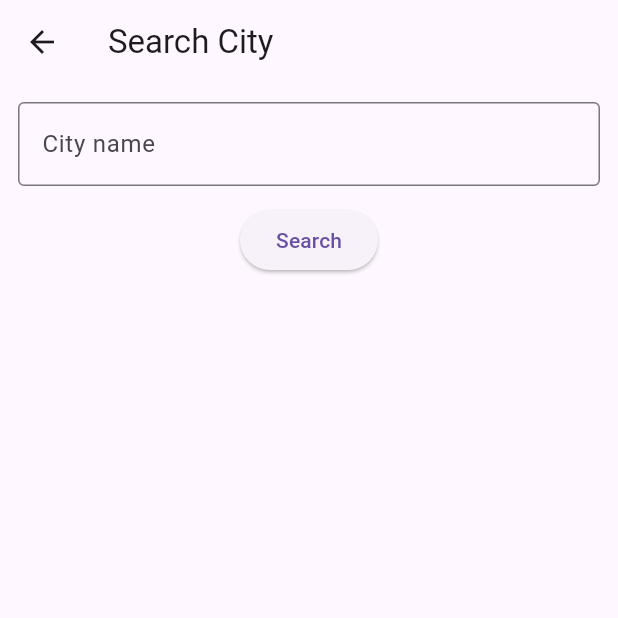
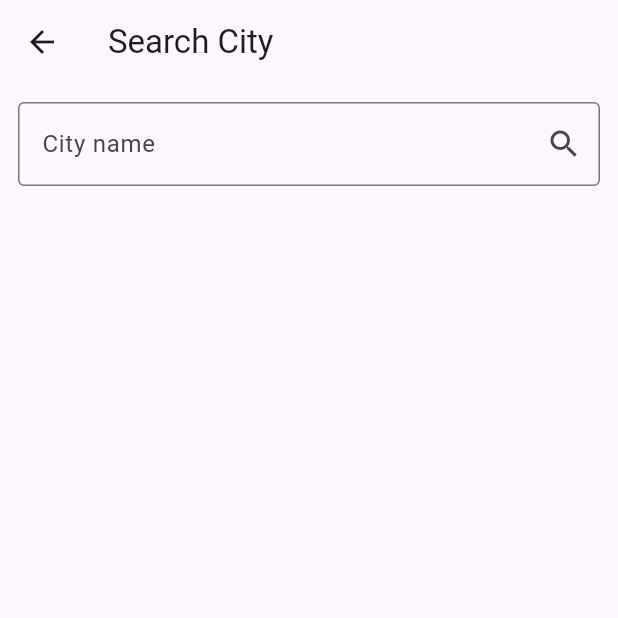
Before and after one commit to Ishini-Edirisinghe/weather_app, a Flutter app: the screen it shows after launch, after a tap on the "search" icon, on a phone screen of 412 x 824 dp, the top half of it. Run offline on Flutter 3.47's test engine with Material 3 defaults, Android fonts, the phone set to English and light mode, and no system bars; our stand-ins replace dio, fl_chart, geolocator, sqflite; accounts and stored records are empty.

Commit message:
search history

```diff
--- a/lib/data/datasources/local_datasource.dart
+++ b/lib/data/datasources/local_datasource.dart
@@ -4,6 +4,8 @@ import 'package:sqflite/sqflite.dart';
 class LocalDatasource {
   static const _dbName = 'weather_cache.db';
   static const _table = 'city_cache';
+  static const _historyTable = 'search_history'; // NEW TABLE
+
   Database? _db;
 
   Future<Database> _openDb() async {
@@ -13,14 +15,17 @@ class LocalDatasource {
 
     _db = await openDatabase(
       path,
-      version: 4, // Increment version
+      version: 5, // INCREMENT VERSION
       onCreate: (db, v) async {
         await _createTable(db);
+        await _createHistoryTable(db);
       },
       onUpgrade: (db, oldV, newV) async {
-        // Drop and recreate to ensure clean schema
+        // Drop and recreate tables to ensure schema is correct
         await db.execute('DROP TABLE IF EXISTS $_table');
+        await db.execute('DROP TABLE IF EXISTS $_historyTable');
         await _createTable(db);
+        await _createHistoryTable(db);
       },
     );
     return _db!;
@@ -33,8 +38,8 @@ class LocalDatasource {
         city TEXT UNIQUE,
         lat REAL,
         lon REAL,
-        country TEXT, -- New
-        state TEXT,   -- New
+        country TEXT,
+        state TEXT,
         json TEXT,
         updated_at INTEGER,
         is_favorite INTEGER DEFAULT 0
@@ -42,6 +47,50 @@ class LocalDatasource {
     ''');
   }
 
+  // NEW: Create History Table
+  Future<void> _createHistoryTable(Database db) async {
+    await db.execute('''
+      CREATE TABLE $_historyTable(
+        query TEXT PRIMARY KEY,
+        timestamp INTEGER
+      )
+    ''');
+  }
+
+  // NEW: Save search query
+  Future<void> saveSearchHistory(String query) async {
+    final db = await _openDb();
+
+    // 1. Insert or Update (moves to top if already exists)
+    await db.insert(_historyTable, {
+      'query': query,
+      'timestamp': DateTime.now().millisecondsSinceEpoch,
+    }, conflictAlgorithm: ConflictAlgorithm.replace);
+
+    // 2. Keep only last 5 items (Delete older ones)
+    // This SQL deletes all rows NOT in the top 5 newest
+    await db.execute('''
+      DELETE FROM $_historyTable
+      WHERE query NOT IN (
+        SELECT query FROM $_historyTable
+        ORDER BY timestamp DESC
+        LIMIT 5
+      )
+    ''');
+  }
+
+  // NEW: Get last 5 searches
+  Future<List<String>> getSearchHistory() async {
+    final db = await _openDb();
+    final result = await db.query(
+      _historyTable,
+      orderBy: 'timestamp DESC',
+      limit: 5,
+    );
+    return result.map((row) => row['query'] as String).toList();
+  }
+
+  // --- Existing Methods (Keep these) ---
   Future<void> cacheCity(
     String city,
     double lat,
@@ -51,8 +100,6 @@ class LocalDatasource {
     String json,
   ) async {
     final db = await _openDb();
-
-    // Preserve favorite status
     int isFav = 0;
     final existing = await db.query(
       _table,
@@ -60,10 +107,7 @@ class LocalDatasource {
       where: 'city = ?',
       whereArgs: [city],
     );
-
-    if (existing.isNotEmpty) {
-      isFav = existing.first['is_favorite'] as int? ?? 0;
-    }
+    if (existing.isNotEmpty) isFav = existing.first['is_favorite'] as int? ?? 0;
 
     await db.insert(_table, {
       'city': city,
@@ -99,3 +143,104 @@ class LocalDatasource {
     return db.query(_table, where: 'is_favorite = 1', orderBy: 'city ASC');
   }
 }
+// import 'package:path/path.dart';
+// import 'package:sqflite/sqflite.dart';
+
+// class LocalDatasource {
+//   static const _dbName = 'weather_cache.db';
+//   static const _table = 'city_cache';
+//   Database? _db;
+
+//   Future<Database> _openDb() async {
+//     if (_db != null) return _db!;
+//     final dbPath = await getDatabasesPath();
+//     final path = join(dbPath, _dbName);
+
+//     _db = await openDatabase(
+//       path,
+//       version: 4, // Increment version
+//       onCreate: (db, v) async {
+//         await _createTable(db);
+//       },
+//       onUpgrade: (db, oldV, newV) async {
+//         // Drop and recreate to ensure clean schema
+//         await db.execute('DROP TABLE IF EXISTS $_table');
+//         await _createTable(db);
+//       },
+//     );
+//     return _db!;
+//   }
+
+//   Future<void> _createTable(Database db) async {
+//     await db.execute('''
+//       CREATE TABLE $_table(
+//         id INTEGER PRIMARY KEY AUTOINCREMENT,
+//         city TEXT UNIQUE,
+//         lat REAL,
+//         lon REAL,
+//         country TEXT, -- New
+//         state TEXT,   -- New
+//         json TEXT,
+//         updated_at INTEGER,
+//         is_favorite INTEGER DEFAULT 0
+//       )
+//     ''');
+//   }
+
+//   Future<void> cacheCity(
+//     String city,
+//     double lat,
+//     double lon,
+//     String country,
+//     String state,
+//     String json,
+//   ) async {
+//     final db = await _openDb();
+
+//     // Preserve favorite status
+//     int isFav = 0;
+//     final existing = await db.query(
+//       _table,
+//       columns: ['is_favorite'],
+//       where: 'city = ?',
+//       whereArgs: [city],
+//     );
+
+//     if (existing.isNotEmpty) {
+//       isFav = existing.first['is_favorite'] as int? ?? 0;
+//     }
+
+//     await db.insert(_table, {
+//       'city': city,
+//       'lat': lat,
+//       'lon': lon,
+//       'country': country,
+//       'state': state,
+//       'json': json,
+//       'updated_at': DateTime.now().millisecondsSinceEpoch,
+//       'is_favorite': isFav,
+//     }, conflictAlgorithm: ConflictAlgorithm.replace);
+//   }
+
+//   Future<void> setFavorite(String city, bool isFavorite) async {
+//     final db = await _openDb();
+//     await db.update(
+//       _table,
+//       {'is_favorite': isFavorite ? 1 : 0},
+//       where: 'city = ?',
+//       whereArgs: [city],
+//     );
+//   }
+
+//   Future<Map<String, dynamic>?> getCachedCity(String city) async {
+//     final db = await _openDb();
+//     final rows = await db.query(_table, where: 'city = ?', whereArgs: [city]);
+//     if (rows.isEmpty) return null;
+//     return rows.first;
+//   }
+
+//   Future<List<Map<String, dynamic>>> getFavorites() async {
+//     final db = await _openDb();
+//     return db.query(_table, where: 'is_favorite = 1', orderBy: 'city ASC');
+//   }
+// }
--- a/lib/presentation/screens/search_screen.dart
+++ b/lib/presentation/screens/search_screen.dart
@@ -12,34 +12,136 @@ class _SearchScreenState extends State<SearchScreen> {
   final _ctrl = TextEditingController();
 
   @override
+  void initState() {
+    super.initState();
+    // Load search history when screen opens
+    Future.microtask(
+      () => Provider.of<WeatherViewModel>(
+        context,
+        listen: false,
+      ).loadSearchHistory(),
+    );
+  }
+
+  void _performSearch(String city) async {
+    if (city.isEmpty) return;
+    final vm = Provider.of<WeatherViewModel>(context, listen: false);
+    await vm.loadWeatherForCity(city);
+    if (mounted) Navigator.pop(context);
+  }
+
+  @override
   Widget build(BuildContext context) {
-    final vm = Provider.of<WeatherViewModel>(context, listen: false);
+    // Watch VM to update UI when history changes
+    final vm = Provider.of<WeatherViewModel>(context);
+
     return Scaffold(
       appBar: AppBar(title: const Text('Search City')),
       body: Padding(
         padding: const EdgeInsets.all(12.0),
         child: Column(
+          crossAxisAlignment: CrossAxisAlignment.start,
           children: [
+            // Search Input
             TextField(
               controller: _ctrl,
-              decoration: const InputDecoration(
+              decoration: InputDecoration(
                 labelText: 'City name',
-                border: OutlineInputBorder(),
+                border: const OutlineInputBorder(),
+                suffixIcon: IconButton(
+                  icon: const Icon(Icons.search),
+                  onPressed: () => _performSearch(_ctrl.text.trim()),
+                ),
               ),
+              onSubmitted: (val) => _performSearch(val.trim()),
             ),
-            const SizedBox(height: 12),
-            ElevatedButton(
-              onPressed: () async {
-                final city = _ctrl.text.trim();
-                if (city.isEmpty) return;
-                await vm.loadWeatherForCity(city);
-                Navigator.pop(context);
-              },
-              child: const Text('Search'),
-            ),
+            const SizedBox(height: 24),
+
+            // History Section
+            if (vm.searchHistory.isNotEmpty) ...[
+              const Text(
+                "Recent Searches",
+                style: TextStyle(
+                  fontSize: 16,
+                  fontWeight: FontWeight.bold,
+                  color: Colors.grey,
+                ),
+              ),
+              const SizedBox(height: 8),
+
+              // History List
+              Expanded(
+                child: ListView.builder(
+                  itemCount: vm.searchHistory.length,
+                  itemBuilder: (context, index) {
+                    final city = vm.searchHistory[index];
+                    return ListTile(
+                      leading: const Icon(Icons.history, color: Colors.grey),
+                      title: Text(city),
+                      trailing: const Icon(
+                        Icons.north_west,
+                        size: 16,
+                        color: Colors.grey,
+                      ),
+                      contentPadding: EdgeInsets.zero,
+                      onTap: () {
+                        // Fill text field and search immediately
+                        _ctrl.text = city;
+                        _performSearch(city);
+                      },
+                    );
+                  },
+                ),
+              ),
+            ],
           ],
         ),
       ),
     );
   }
 }
+// import 'package:flutter/material.dart';
+// import 'package:provider/provider.dart';
+// import '../viewmodels/weather_viewmodel.dart';
+
+// class SearchScreen extends StatefulWidget {
+//   const SearchScreen({super.key});
+//   @override
+//   State<SearchScreen> createState() => _SearchScreenState();
+// }
+
+// class _SearchScreenState extends State<SearchScreen> {
+//   final _ctrl = TextEditingController();
+
+//   @override
+//   Widget build(BuildContext context) {
+//     final vm = Provider.of<WeatherViewModel>(context, listen: false);
+//     return Scaffold(
+//       appBar: AppBar(title: const Text('Search City')),
+//       body: Padding(
+//         padding: const EdgeInsets.all(12.0),
+//         child: Column(
+//           children: [
+//             TextField(
+//               controller: _ctrl,
+//               decoration: const InputDecoration(
+//                 labelText: 'City name',
+//                 border: OutlineInputBorder(),
+//               ),
+//             ),
+//             const SizedBox(height: 12),
+//             ElevatedButton(
+//               onPressed: () async {
+//                 final city = _ctrl.text.trim();
+//                 if (city.isEmpty) return;
+//                 await vm.loadWeatherForCity(city);
+//                 Navigator.pop(context);
+//               },
+//               child: const Text('Search'),
+//             ),
+//           ],
+//         ),
+//       ),
+//     );
+//   }
+// }
```
Also changed, not shown: lib/data/repositories/weather_repository_impl.dart (+240 -6 lines), lib/presentation/viewmodels/weather_viewmodel.dart (+186 -8 lines).
